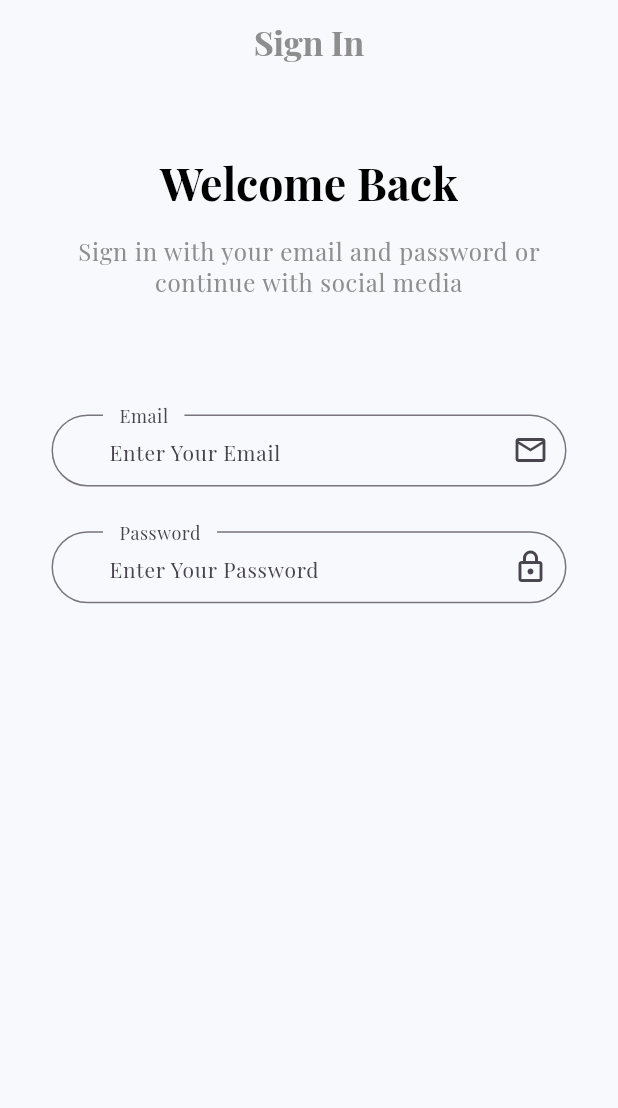
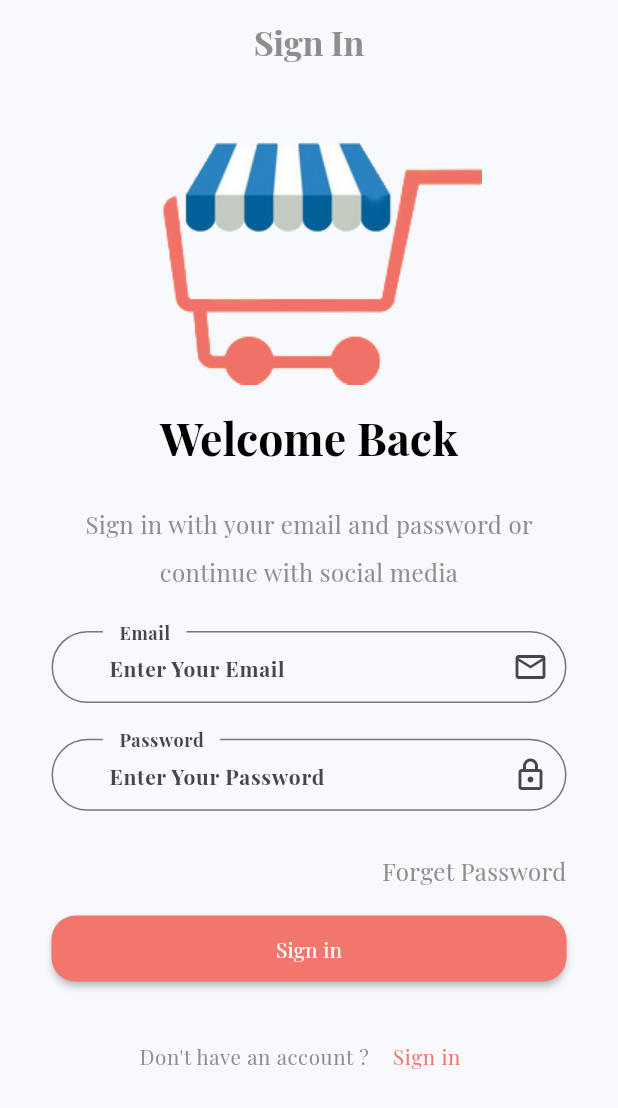
Before and after one commit to MohammedAnwar2/ecommerce-app, a Flutter app: the screen it shows after launch, on a phone screen of 412 x 824 dp. Shown: the top 1108 px of the screen. Run offline on Flutter 3.47's test engine with Material 3 defaults, Android fonts, the phone set to English and light mode, and no system bars; our stand-ins replace flutter_screenutil, get, shared_preferences; project files that could hold a hidden picture were left out.

Commit message:
Add logoAuthImage  and customAuthButton
Add LogoAuth widget to display logo image and CustomAuthButton widget for
authentication button in the login screen. This enhances the user interface
and functionality of the authentication process.

```diff
--- a/lib/core/constant/imageassets.dart
+++ b/lib/core/constant/imageassets.dart
@@ -1,5 +1,6 @@
-class AppImageAsset {
+class AppImages {
   static const String imagesRoute = "assets/images";
+  static const String logoAuth = "$imagesRoute/logo.png";
   static const String onBoardingImageOne = "$imagesRoute/one.PNG";
   static const String onBoardingImageTwo = "$imagesRoute/two.PNG";
   static const String onBoardingImageThree = "$imagesRoute/three.PNG";
--- a/lib/data/datasource/static/static.dart
+++ b/lib/data/datasource/static/static.dart
@@ -6,15 +6,15 @@ List<OnBoardingModel> onBoardingList = [
       title: "Choose Product",
       body:
           "We Have a 100k Product , Choose \n Your Product From  Our \n E-commerce Shop",
-      image: AppImageAsset.onBoardingImageOne),
+      image: AppImages.onBoardingImageOne),
   OnBoardingModel(
       title: "Easy And Safe Paymnet",
       body:
           "We Have a 100k Product , Choose \n Your Product From Our E-commerce Shop",
-      image: AppImageAsset.onBoardingImageTwo),
+      image: AppImages.onBoardingImageTwo),
   OnBoardingModel(
       title: "Track Your Order",
       body:
           "We Have a 100k Product , Choose \n Your Product From Our E-commerce Shop",
-      image: AppImageAsset.onBoardingImageThree),
+      image: AppImages.onBoardingImageThree),
 ];
--- a/lib/main.dart
+++ b/lib/main.dart
@@ -4,9 +4,7 @@ import 'package:ecommerce/core/localization/translation.dart';
 import 'package:ecommerce/core/services/service.dart';
 import 'package:ecommerce/core/shared/horizontal_and_vertical_size.dart';
 import 'package:ecommerce/route/routes.dart';
-import 'package:ecommerce/view/screen/Onbording.dart';
 import 'package:ecommerce/view/screen/auth/login.dart';
-import 'package:ecommerce/view/screen/language.dart';
 import 'package:flutter/material.dart';
 import 'package:flutter_screenutil/flutter_screenutil.dart';
 import 'package:get/get.dart';
@@ -37,7 +35,14 @@ class MyApp extends StatelessWidget {
               fontFamily: "PlayfairDisplay",
               textTheme: TextTheme(
                   bodyLarge: TextStyle(
+                      color: AppColor.grey,
+                      fontSize: fontSize(14),
+                      height: 2,
+                      fontWeight: FontWeight.bold),
+                  bodyMedium: TextStyle(
                       color: AppColor.grey, fontSize: fontSize(14), height: 2),
+                  bodySmall: TextStyle(
+                      color: AppColor.grey, fontSize: fontSize(12), height: 2),
                   displayLarge: TextStyle(
                       color: AppColor.black,
                       fontSize: fontSize(20),
--- a/lib/view/screen/auth/login.dart
+++ b/lib/view/screen/auth/login.dart
@@ -4,6 +4,8 @@ import 'package:ecommerce/view/widget/auth/CustomTextAppBarTitleAuth.dart';
 import 'package:ecommerce/view/widget/auth/CustomTextBodyAuth.dart';
 import 'package:ecommerce/view/widget/auth/CustomTextFormFieldAuth.dart';
 import 'package:ecommerce/view/widget/auth/CustomTextTitleAuth.dart';
+import 'package:ecommerce/view/widget/auth/customAuthButton.dart';
+import 'package:ecommerce/view/widget/auth/logo.dart';
 import 'package:flutter/material.dart';
 
 class Login extends StatelessWidget {
@@ -23,24 +25,55 @@ class Login extends StatelessWidget {
           padding:
               EdgeInsetsDirectional.symmetric(horizontal: horizontalSize(30)),
           child: ListView(
-            padding: EdgeInsetsDirectional.only(top: verticalSized(40)),
+            padding: EdgeInsetsDirectional.only(top: verticalSized(15)),
             children: [
+              const LogoAuth(),
               const CustomTextTitleAuth(text: "Welcome Back"),
-              verticalSizedBox(15),
+              verticalSizedBox(20),
               const CustomTextBodyAuth(
                   text:
                       "Sign in with your email and password or continue with social media"),
-              verticalSizedBox(65),
+              verticalSizedBox(20),
               const CustomTextFormFieldAuth(
                 hint: "Enter Your Email",
                 lable: "Email",
                 icon: Icons.email_outlined,
               ),
-              verticalSizedBox(25),
+              verticalSizedBox(20),
               const CustomTextFormFieldAuth(
                 hint: "Enter Your Password",
                 lable: "Password",
                 icon: Icons.lock_outlined,
+              ),
+              verticalSizedBox(20),
+              Text(
+                "Forget Password",
+                textAlign: TextAlign.end,
+                style: Theme.of(context).textTheme.bodyMedium,
+              ),
+              verticalSizedBox(10),
+              CustomAuthButton(
+                text: "Sign in",
+                onPressed: () {},
+              ),
+              verticalSizedBox(20),
+              Row(
+                mainAxisAlignment: MainAxisAlignment.center,
+                children: [
+                  Text(
+                    "Don't have an account ? ",
+                    style: Theme.of(context).textTheme.bodySmall,
+                  ),
+                  TextButton(
+                      onPressed: () {},
+                      child: Text(
+                        "Sign in",
+                        style: Theme.of(context)
+                            .textTheme
+                            .bodySmall!
+                            .copyWith(color: AppColor.primaryColor),
+                      ))
+                ],
               )
             ],
           ),
--- a/lib/view/widget/auth/CustomTextBodyAuth.dart
+++ b/lib/view/widget/auth/CustomTextBodyAuth.dart
@@ -11,10 +11,7 @@ class CustomTextBodyAuth extends StatelessWidget {
   Widget build(BuildContext context) {
     return Text(
       text,
-      style: Theme.of(context)
-          .textTheme
-          .bodyLarge!
-          .copyWith(color: AppColor.grey, height: 0),
+      style: Theme.of(context).textTheme.bodyMedium!.copyWith(height: 2),
       textAlign: TextAlign.center,
     );
   }
--- /dev/null
+++ b/lib/view/widget/auth/customAuthButton.dart
@@ -0,0 +1,26 @@
+import 'package:ecommerce/core/constant/color.dart';
+import 'package:flutter/material.dart';
+
+class CustomAuthButton extends StatelessWidget {
+  const CustomAuthButton({
+    super.key,
+    required this.text,
+    this.onPressed,
+  });
+
+  final String text;
+  final void Function()? onPressed;
+  @override
+  Widget build(BuildContext context) {
+    return MaterialButton(
+      onPressed: onPressed,
+      color: AppColor.primaryColor,
+      textColor: AppColor.white,
+      shape: RoundedRectangleBorder(
+        borderRadius: BorderRadius.circular(16),
+      ),
+      padding: const EdgeInsetsDirectional.symmetric(vertical: 12),
+      child: Text(text),
+    );
+  }
+}
--- /dev/null
+++ b/lib/view/widget/auth/logo.dart
@@ -0,0 +1,14 @@
+import 'package:ecommerce/core/constant/imageassets.dart';
+import 'package:flutter/material.dart';
+
+class LogoAuth extends StatelessWidget {
+  const LogoAuth({super.key});
+
+  @override
+  Widget build(BuildContext context) {
+    return Image.asset(
+      AppImages.logoAuth,
+      height: 200,
+    );
+  }
+}
```
Also changed, not shown: assets/images/logo.png (added).
